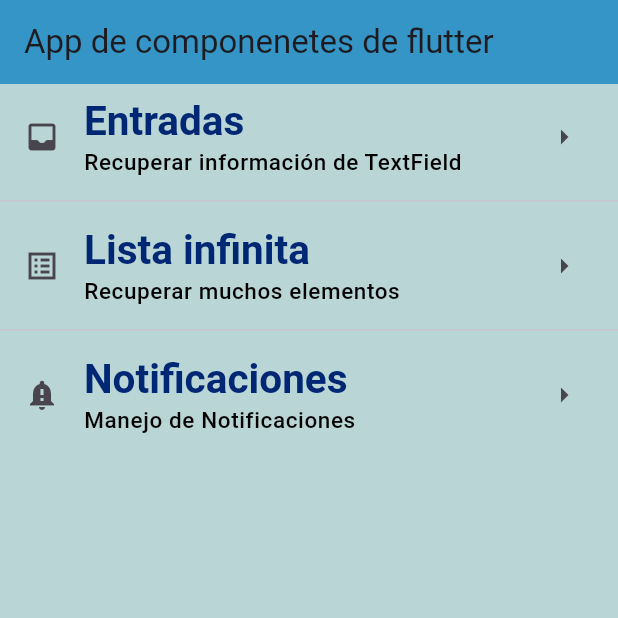
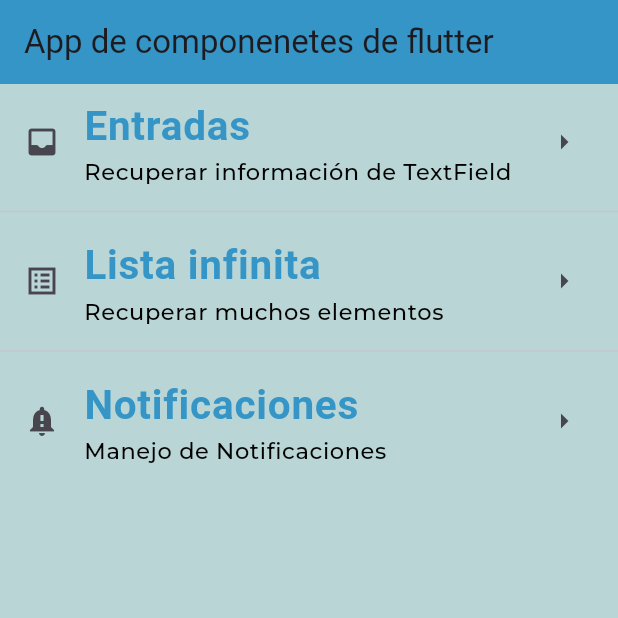
Before and after one commit to MarielBaezSanchez/componentes_flutter5a, a Flutter app: the screen it shows after launch, on a phone screen of 412 x 824 dp, the top half of it. Run offline on Flutter 3.47's test engine with Material 3 defaults, Android fonts, the phone set to English and light mode, and no system bars; our stand-ins replace google_fonts; Roboto replaces fonts that are missing (Gabriela).

Commit message:
Refactorizing and creation of AppTheme Class

```diff
--- a/lib/main_app.dart
+++ b/lib/main_app.dart
@@ -1,5 +1,6 @@
 import 'package:flutter/material.dart';
-import 'package:practica3/home_screen.dart';
+import 'package:practica3/screens/home_screen.dart';
+import 'package:practica3/theme/app_theme.dart';
 
 class MainApp extends StatelessWidget {
   const MainApp({super.key});
@@ -9,23 +10,7 @@ class MainApp extends StatelessWidget {
     return MaterialApp(
       debugShowCheckedModeBanner: false,
       home: const HomeScreen(),
-      theme: ThemeData(
-        scaffoldBackgroundColor: const Color.fromARGB(255, 185, 213, 213),
-        appBarTheme: const AppBarTheme(color: Color.fromARGB(198, 14, 131, 194)),
-        textTheme: const TextTheme(
-          headlineLarge: TextStyle(
-            fontFamily: 'sans-serif',
-            fontSize: 27.0,
-            fontWeight: FontWeight.bold,
-            color: Color.fromARGB(255, 0, 39, 116)
-          ),
-          bodySmall: TextStyle(
-            fontSize: 15.0,
-            fontWeight: FontWeight.w500,
-            color: Color.fromARGB(255, 0, 0, 0)
-          ),
-        ),
-      ),
+      theme: AppTheme.lightTheme,
     );
   }
 }
--- a/lib/home_screen.dart
+++ b/lib/screens/home_screen.dart
@@ -1,4 +1,5 @@
 import 'package:flutter/material.dart';
+import 'package:practica3/theme/app_theme.dart';
 
 class HomeScreen extends StatelessWidget {
   const HomeScreen({super.key});
@@ -13,7 +14,8 @@ class HomeScreen extends StatelessWidget {
         children:  <Widget> [
           ListTile(
             title: Text('Entradas',
-            style: Theme.of(context).textTheme.headlineLarge,
+            style: AppTheme.lightTheme.textTheme.headlineLarge,
+            //style: Theme.of(context).textTheme.headlineLarge,
               ),
 
             subtitle: Text(
@@ -27,7 +29,7 @@ class HomeScreen extends StatelessWidget {
           ListTile(
             title: Text(
               'Lista infinita',
-              style: Theme.of(context).textTheme.headlineLarge,),
+              style: AppTheme.lightTheme.textTheme.headlineLarge,),
             subtitle: Text(
               'Recuperar muchos elementos',
               style: Theme.of(context).textTheme.bodySmall,
@@ -39,7 +41,7 @@ class HomeScreen extends StatelessWidget {
           ListTile(
             title: Text(
               'Notificaciones',
-              style: Theme.of(context).textTheme.headlineLarge,),
+              style: AppTheme.lightTheme.textTheme.headlineLarge,),
             subtitle: Text(
               'Manejo de Notificaciones',
               style: Theme.of(context).textTheme.bodySmall,),
--- /dev/null
+++ b/lib/theme/app_theme.dart
@@ -0,0 +1,30 @@
+import 'package:flutter/material.dart';
+import 'package:google_fonts/google_fonts.dart';
+
+class AppTheme {
+  //constante del color primario
+  static const primaryColor = Color.fromARGB(198, 14, 131, 194);
+  //constanete del color secundario
+  static const secondaryColor = Color.fromARGB(255, 0, 0, 0);
+  //constante de color de fondo
+  static const backColor = Color.fromARGB(255, 185, 213, 213);
+
+  //definicion del yema del color y estilo de la app
+  static final ThemeData lightTheme = ThemeData.light().copyWith(
+    scaffoldBackgroundColor: backColor,
+    appBarTheme: const AppBarTheme(color: primaryColor),
+    textTheme: TextTheme(
+      //títulos de primer nivel:
+      headlineLarge: GoogleFonts.gabriela(
+        fontSize: 27.0,
+        fontWeight: FontWeight.bold,
+        color: primaryColor,          //fontFamily: GoogleFonts.dancingScript(),
+        ),
+        //fuente para textos muy pequeños
+        bodySmall: GoogleFonts.montserrat(
+          fontSize: 15.0,
+          fontWeight: FontWeight.w500,
+          color: secondaryColor,
+        ),
+      ));
+}
--- a/pubspec.yaml
+++ b/pubspec.yaml
@@ -9,6 +9,7 @@ environment:
 dependencies:
   flutter:
     sdk: flutter
+  google_fonts:
 
 dev_dependencies:
   flutter_test:
```
Also changed, not shown: pubspec.lock.
